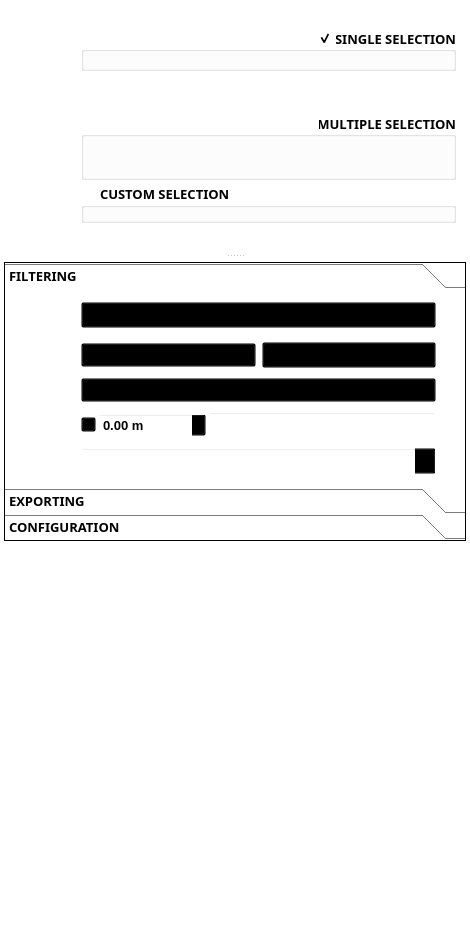
Before: the Qt Designer form filter_mate_dockwidget_base.ui in sducournau/filter_mate, drawn with Qt 5.
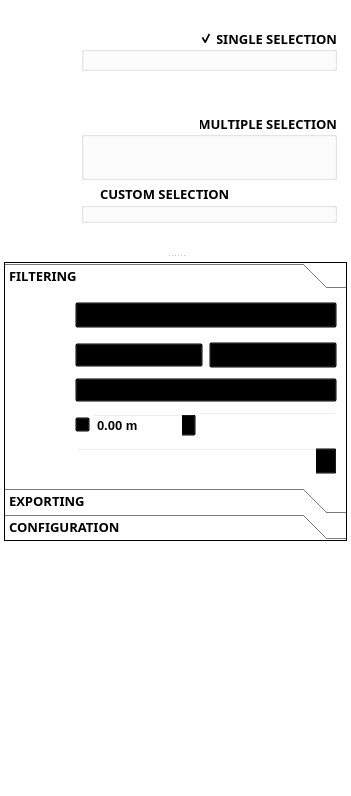
After: the same form once the commit is applied. The open tabs and pages were chosen to show the change. Icons and pictures are not drawn. Custom widgets are drawn as their Qt base class.

The edit to the form file:
```diff
--- a/filter_mate_dockwidget_base.ui
+++ b/filter_mate_dockwidget_base.ui
@@ -9,14 +9,14 @@
    <rect>
     <x>0</x>
     <y>0</y>
-    <width>470</width>
-    <height>939</height>
+    <width>351</width>
+    <height>796</height>
    </rect>
   </property>
   <property name="minimumSize">
    <size>
-    <width>421</width>
-    <height>611</height>
+    <width>351</width>
+    <height>615</height>
    </size>
   </property>
   <property name="baseSize">
@@ -402,8 +402,8 @@
             <rect>
              <x>0</x>
              <y>0</y>
-             <width>460</width>
-             <height>285</height>
+             <width>341</width>
+             <height>359</height>
             </rect>
            </property>
            <layout class="QGridLayout" name="gridLayout_main_header">
@@ -1424,8 +1424,8 @@
               <rect>
                <x>0</x>
                <y>0</y>
-               <width>458</width>
-               <height>290</height>
+               <width>318</width>
+               <height>246</height>
               </rect>
              </property>
              <attribute name="icon">
@@ -2604,22 +2604,6 @@
                   </item>
                  </layout>
                 </item>
-                <item>
-                 <spacer name="horizontalSpacer_filtering_values_right">
-                  <property name="orientation">
-                   <enum>Qt::Horizontal</enum>
-                  </property>
-                  <property name="sizeType">
-                   <enum>QSizePolicy::Preferred</enum>
-                  </property>
-                  <property name="sizeHint" stdset="0">
-                   <size>
-                    <width>20</width>
-                    <height>20</height>
-                   </size>
-                  </property>
-                 </spacer>
-                </item>
                </layout>
               </item>
              </layout>
```
Left out of the diff: 12 changed lines with no effect on the pictures.
